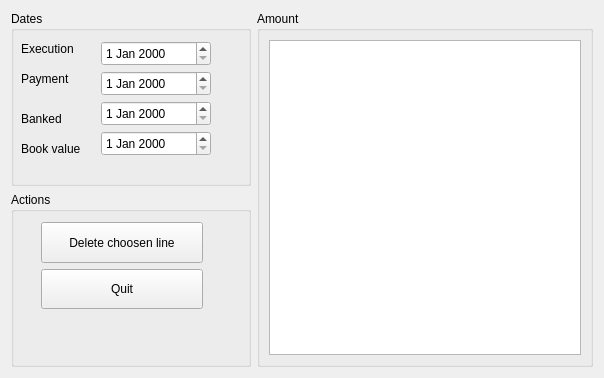
Before: the Qt Designer form plugins/accountreceiptsplugin/receiptviewer.ui in FreeHealth/freehealth, drawn with Qt 5.
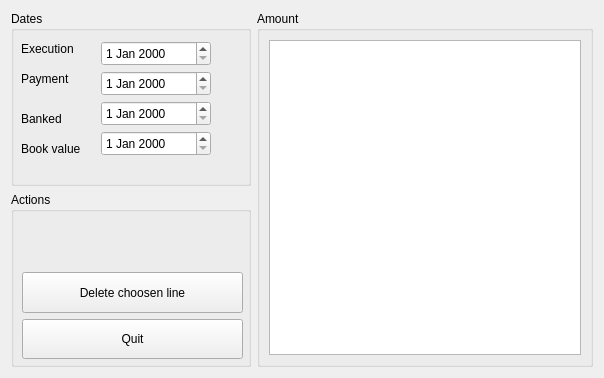
After: the same form once the commit is applied.

What changed in the file:
```diff
--- a/plugins/accountreceiptsplugin/receiptviewer.ui
+++ b/plugins/accountreceiptsplugin/receiptviewer.ui
@@ -184,12 +184,12 @@
        <property name="title">
         <string>Actions</string>
        </property>
-       <widget class="QWidget" name="">
+       <widget class="QWidget" name="layoutWidget">
         <property name="geometry">
          <rect>
-          <x>30</x>
-          <y>30</y>
-          <width>162</width>
+          <x>11</x>
+          <y>80</y>
+          <width>221</width>
           <height>89</height>
          </rect>
         </property>
```
